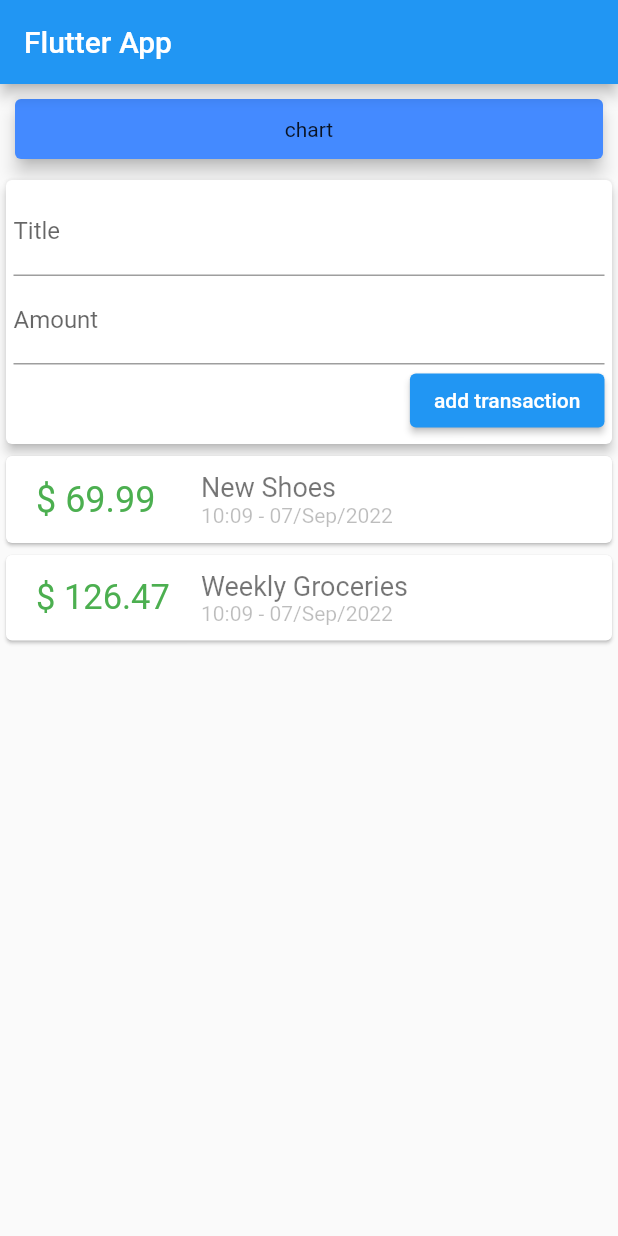
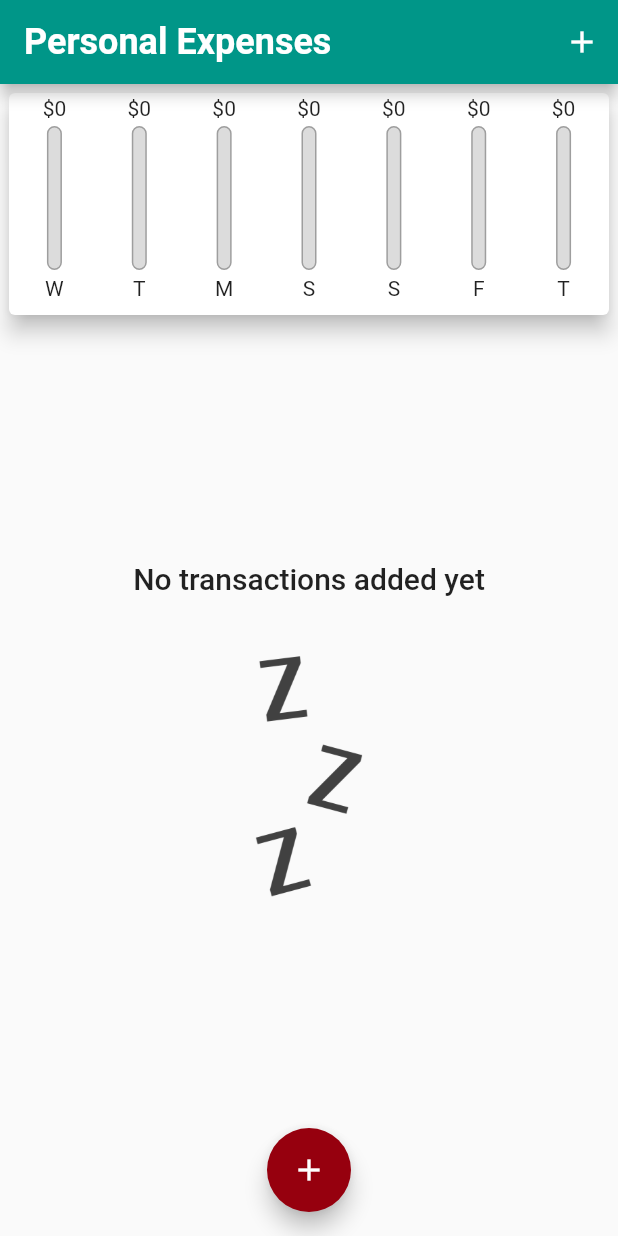
Before and after one commit to ArAmM7/personal_expenses_app, a Flutter app: the screen it shows after launch, on a phone screen of 412 x 824 dp. Run offline on Flutter 3.47's test engine with Material 2 defaults, Android fonts, the phone set to English and light mode, and no system bars; drawn by our look-alikes of auto_size_text; Roboto replaces fonts that are missing (SF).

Commit message:
added chart and improved UI

```diff
--- a/lib/main.dart
+++ b/lib/main.dart
@@ -1,6 +1,8 @@
 import 'package:flutter/material.dart';
 import 'package:personal_expenses_app/models/transaction.dart';
-import 'package:personal_expenses_app/widgets/user_transactions.dart';
+import 'package:personal_expenses_app/widgets/new_transactions.dart';
+import 'package:personal_expenses_app/widgets/transaction_list.dart';
+import 'package:personal_expenses_app/widgets/chart.dart';
 
 void main() {
   runApp(const MyApp());
@@ -21,38 +23,111 @@ class MyApp extends StatelessWidget {
         },
         child: MaterialApp(
           title: 'Personal Expenses',
-          home: MyHomePage(),
+          theme: ThemeData(
+              primarySwatch: Colors.teal,
+              fontFamily: 'SF',
+              appBarTheme: const AppBarTheme(
+                  titleTextStyle: TextStyle(
+                      fontFamily: 'SF',
+                      fontSize: 24,
+                      fontWeight: FontWeight.bold)),
+              colorScheme: const ColorScheme(
+                  brightness: Brightness.light,
+                  primary: Colors.teal,
+                  onPrimary: Colors.white,
+                  secondary: Color.fromRGBO(150, 0, 14, 1),
+                  onSecondary: Colors.white,
+                  error: Colors.deepOrange,
+                  onError: Colors.white,
+                  background: Colors.white70,
+                  onBackground: Colors.black87,
+                  surface: Colors.purple,
+                  onSurface: Colors.black87)),
+          home: const MyHomePage(),
         ));
   }
 }
 
-class MyHomePage extends StatelessWidget {
+class MyHomePage extends StatefulWidget {
+  const MyHomePage({super.key});
+
+  @override
+  State<MyHomePage> createState() => _MyHomePageState();
+}
+
+class _MyHomePageState extends State<MyHomePage> {
   List<Transaction> transactions = [];
 
-  MyHomePage({super.key});
+  final List<Transaction> _userTransactions = [
+    // Transaction(
+    //     id: 't1', title: 'New Shoes', amount: 69.99, date: DateTime.now()),
+    // Transaction(
+    //   id: 't2',
+    //   title: 'Weekly Groceries',
+    //   amount: 126.47,
+    //   date: DateTime.now(),
+    // ),
+    // Transaction(
+    //   id: 't2',
+    //   title: 'Rent',
+    //   amount: 450,
+    //   date: DateTime.now(),
+    // ),
+  ];
+
+  void _addNewTransaction(String title, double amount) {
+    final newTX = Transaction(
+        title: title,
+        amount: amount,
+        date: DateTime.now(),
+        id: DateTime.now().toString());
+
+    setState(() {
+      _userTransactions.add(newTX);
+    });
+  }
 
   @override
-  Widget build(BuildContext context) {
-    return Scaffold(
+  Widget build(BuildContext context) => Scaffold(
         appBar: AppBar(
-          title: const Text('Flutter App'),
+          actions: <Widget>[
+            IconButton(
+                onPressed: () => {_startAddNewTransaction(context)},
+                icon: const Icon(Icons.add)),
+          ],
+          title: const Text('Personal Expenses'),
         ),
         body: SingleChildScrollView(
           child: Column(
               mainAxisAlignment: MainAxisAlignment.start,
               crossAxisAlignment: CrossAxisAlignment.stretch,
               children: <Widget>[
-                Card(
-                    margin: const EdgeInsets.all(10),
-                    color: Colors.blueAccent,
-                    elevation: 5,
-                    child: Container(
-                        alignment: Alignment.center,
-                        height: 40,
-                        width: double.infinity,
-                        child: const Text('chart'))),
-                const UserTransactions(),
+                Container(
+                    alignment: Alignment.center,
+                    height: 160,
+                    width: double.infinity,
+                    child: Chart(_recentTransactions.toList())),
+                TransactionList(transactions: _userTransactions),
               ]),
-        ));
+        ),
+        floatingActionButtonLocation: FloatingActionButtonLocation.centerFloat,
+        floatingActionButton: FloatingActionButton(
+          onPressed: () => {_startAddNewTransaction(context)},
+          child: const Icon(Icons.add),
+        ),
+      );
+
+  Iterable<Transaction> get _recentTransactions {
+    return _userTransactions.where((element) =>
+        element.date.isAfter(DateTime.now().subtract(const Duration(days: 7))));
+  }
+
+  void _startAddNewTransaction(BuildContext context) {
+    showModalBottomSheet(
+      context: context,
+      builder: (_) {
+        return NewTransaction(_addNewTransaction);
+      },
+    );
   }
 }
--- /dev/null
+++ b/lib/widgets/chart.dart
@@ -0,0 +1,60 @@
+import 'package:flutter/material.dart';
+import 'package:personal_expenses_app/models/transaction.dart';
+import 'package:intl/intl.dart';
+import 'package:personal_expenses_app/widgets/chart_bar.dart';
+
+class Chart extends StatelessWidget {
+  final List<Transaction> recentTransactions;
+
+  const Chart(this.recentTransactions, {super.key});
+
+  List<Map<String, Object>> get groupedTransactionValues {
+    return List.generate(7, (index) {
+      final weekday = DateTime.now().subtract(
+        Duration(days: index),
+      );
+      double totalSum = 0;
+      for (var i = 0; i < recentTransactions.length; i++) {
+        if (weekday.day == recentTransactions[i].date.day &&
+            weekday.month == recentTransactions[i].date.month &&
+            weekday.year == recentTransactions[i].date.year) {
+          totalSum += recentTransactions[i].amount;
+        }
+      }
+      return {
+        'day': DateFormat.E().format(weekday).substring(0, 1),
+        'amount': totalSum
+      };
+    });
+  }
+
+  double get totalSpending {
+    return groupedTransactionValues.fold(0, (sum, item) {
+      return sum + (item['amount'] as double);
+    });
+  }
+
+  @override
+  Widget build(BuildContext context) {
+    return Card(
+        elevation: 6,
+        margin: const EdgeInsets.all(6),
+        child: Padding(
+          padding: const EdgeInsets.all(2),
+          child:
+              Row(mainAxisAlignment: MainAxisAlignment.spaceEvenly, children: [
+            ...groupedTransactionValues.map((data) {
+              return Flexible(
+                fit: FlexFit.tight,
+                child: ChartBar(
+                    label: data['day'].toString(),
+                    spendingAmount: (data['amount'] as double),
+                    spendingPctOfTotal: totalSpending == 0
+                        ? 0.0
+                        : (data['amount'] as double) / totalSpending),
+              );
+            }).toList()
+          ]),
+        ));
+  }
+}
--- /dev/null
+++ b/lib/widgets/chart_bar.dart
@@ -0,0 +1,50 @@
+import 'package:auto_size_text/auto_size_text.dart';
+import 'package:flutter/material.dart';
+
+class ChartBar extends StatelessWidget {
+  final String label;
+  final double spendingAmount;
+  final double spendingPctOfTotal;
+
+  const ChartBar(
+      {super.key,
+      required this.label,
+      required this.spendingAmount,
+      required this.spendingPctOfTotal});
+
+  @override
+  Widget build(BuildContext context) {
+    return Column(
+      children: [
+        FittedBox(
+          child: Text(
+            '\$${spendingAmount.toStringAsFixed(0)}',
+          ),
+        ),
+        const SizedBox(
+          height: 4,
+        ),
+        SizedBox(
+            height: 96,
+            width: 10,
+            child: Stack(children: [
+              Container(
+                  decoration: BoxDecoration(
+                      border: Border.all(color: Colors.grey, width: 1),
+                      color: const Color.fromRGBO(220, 220, 220, 1),
+                      borderRadius: BorderRadius.circular(10))),
+              FractionallySizedBox(
+                  heightFactor: spendingPctOfTotal,
+                  child: Container(
+                      decoration: BoxDecoration(
+                          color: Theme.of(context).primaryColor,
+                          borderRadius: BorderRadius.circular(10))))
+            ])),
+        const SizedBox(
+          height: 4,
+        ),
+        AutoSizeText(label),
+      ],
+    );
+  }
+}
--- a/lib/widgets/new_transactions.dart
+++ b/lib/widgets/new_transactions.dart
@@ -1,18 +1,25 @@
 import 'package:flutter/material.dart';
 import 'package:auto_size_text/auto_size_text.dart';
 
-class NewTransaction extends StatelessWidget {
-  final titleController = TextEditingController();
-  final amountController = TextEditingController();
+class NewTransaction extends StatefulWidget {
   final Function addTX;
 
-  NewTransaction(this.addTX, {super.key});
+  const NewTransaction(this.addTX, {super.key});
+
+  @override
+  State<NewTransaction> createState() => _NewTransactionState();
+}
+
+class _NewTransactionState extends State<NewTransaction> {
+  final titleController = TextEditingController();
+
+  final amountController = TextEditingController();
 
   @override
   Widget build(BuildContext context) {
     return Card(
         elevation: 3,
-        child: Container(
+        child: Padding(
           padding: const EdgeInsets.all(5),
           child: Column(
             crossAxisAlignment: CrossAxisAlignment.end,
@@ -22,21 +29,34 @@ class NewTransaction extends StatelessWidget {
                 enableSuggestions: true,
                 keyboardType: TextInputType.text,
                 decoration: const InputDecoration(labelText: 'Title'),
+                onSubmitted: (_) => submitData(),
               ),
               TextField(
-                  controller: amountController,
-                  //onChanged: (value) => {amountInput = value},
-                  keyboardType: const TextInputType.numberWithOptions(
-                      signed: false, decimal: true),
-                  decoration: const InputDecoration(labelText: 'Amount')),
+                controller: amountController,
+
+                //onChanged: (value) => {amountInput = value},
+                keyboardType: const TextInputType.numberWithOptions(
+                    signed: false, decimal: true),
+                decoration: const InputDecoration(labelText: 'Amount'),
+                onSubmitted: (_) => submitData(),
+              ),
               ElevatedButton(
-                  onPressed: () {
-                    addTX(titleController.text,
-                        double.parse(amountController.text));
-                  },
+                  onPressed: () => submitData(),
                   child: const AutoSizeText('add transaction')),
             ],
           ),
         ));
   }
+
+  void submitData() {
+    final enteredTitle = titleController.text;
+    final enteredAmount = double.parse(amountController.text);
+    if (enteredTitle.isEmpty || enteredAmount <= 0) {
+      return;
+    }
+    widget.addTX(enteredTitle, enteredAmount);
+    // titleController.clear();
+    // amountController.clear();
+    Navigator.of(context).pop();
+  }
 }
--- a/lib/widgets/transaction_list.dart
+++ b/lib/widgets/transaction_list.dart
@@ -1,7 +1,7 @@
 import '../models/transaction.dart';
 import 'package:flutter/material.dart';
 import 'package:intl/intl.dart';
-import 'package:auto_size_text/auto_size_text.dart';
+
 
 class TransactionList extends StatelessWidget {
   const TransactionList({
@@ -13,49 +13,68 @@ class TransactionList extends StatelessWidget {
 
   @override
   Widget build(BuildContext context) {
-    return Container(
-      height: 450,
-      child: ListView(
+    return SizedBox(
+      height: 540,
+      child: transactions.isEmpty
+          ? Column(
+              mainAxisAlignment: MainAxisAlignment.center,
               children: [
-          ...transactions.map((tx) {
+                Text('No transactions added yet',
+                    style: Theme.of(context).textTheme.titleLarge),
+                const SizedBox(
+                  height: 40,
+                ),
+                SizedBox(
+                    height: 160,
+                    child: Image.asset(
+                      'assets/images/waiting.png',
+                      fit: BoxFit.cover,
+                      isAntiAlias: true,
+                    )),
+              ],
+            )
+          : ListView.builder(
+              itemBuilder: (ctx, index) {
                 return Card(
-              elevation: 1,
+                  elevation: 2,
                   child: Row(
                     children: [
                       Container(
                         width: 100,
-                    margin:
-                        const EdgeInsets.symmetric(vertical: 10, horizontal: 15),
+                        margin: const EdgeInsets.symmetric(
+                            vertical: 10, horizontal: 15),
                         padding: const EdgeInsets.all(5),
                         // decoration: BoxDecoration(
                         //     border: Border.all(width: 1, color: Colors.greenAccent),
                         //     color: Colors.white60),
-                    child: AutoSizeText(
-                      maxLines: 1,
-                      '\$ ${tx.amount}',
-                      style: const TextStyle(fontSize: 24, color: Colors.green),
+                        child: FittedBox(
+                          child: Text(
+                            '\$ ${transactions[index].amount.toStringAsFixed(2)}',
+                            style: TextStyle(
+                                fontSize: 24,
+                                color: Theme.of(context).primaryColor),
+                          ),
                         ),
                       ),
                       Column(
                         crossAxisAlignment: CrossAxisAlignment.start,
                         children: [
-                      AutoSizeText(
-                        tx.title,
-                        style:
-                            const TextStyle(fontSize: 18, color: Colors.black54),
+                          Text(
+                            transactions[index].title,
+                            style: Theme.of(context).textTheme.headline6,
                           ),
-                      AutoSizeText(
-                        DateFormat('HH:MM - dd/MMM/yyyy').format(tx.date),
-                        style:
-                            const TextStyle(fontSize: 14, color: Colors.black26),
+                          Text(
+                            DateFormat('HH:MM - dd/MMM/yyyy')
+                                .format(transactions[index].date),
+                            style: Theme.of(context).textTheme.bodyMedium,
                           )
                         ],
                       )
                     ],
                   ),
                 );
-          }).toList(),
-        ],
+              },
+              itemCount: transactions.length,
             ),
     );
   }
--- a/lib/widgets/user_transactions.dart
+++ /dev/null
@@ -1,48 +0,0 @@
-import 'package:flutter/material.dart';
-import 'package:personal_expenses_app/widgets/transaction_list.dart';
-import '../models/transaction.dart';
-import 'new_transactions.dart';
-
-class UserTransactions extends StatefulWidget {
-  const UserTransactions({super.key});
-
-  @override
-  State<StatefulWidget> createState() {
-    return _UserTransaction();
-  }
-}
-
-class _UserTransaction extends State<UserTransactions> {
-  final List<Transaction> _userTransactions = [
-    Transaction(
-        id: 't1', title: 'New Shoes', amount: 69.99, date: DateTime.now()),
-    Transaction(
-      id: 't2',
-      title: 'Weekly Groceries',
-      amount: 126.47,
-      date: DateTime.now(),
-    )
-  ];
-
-  void _addNewTransaction(String title, double amount) {
-    final newTX = Transaction(
-        title: title,
-        amount: amount,
-        date: DateTime.now(),
-        id: DateTime.now().toString());
-
-    setState(() {
-      _userTransactions.add(newTX);
-    });
-  }
-
-  @override
-  Widget build(BuildContext context) {
-    return Column(
-      children: [
-        NewTransaction(_addNewTransaction),
-        TransactionList(transactions: _userTransactions)
-      ],
-    );
-  }
-}
```
Also changed, not shown: pubspec.yaml (+13 -13 lines), assets/images/waiting.png (added), 3 other files. Lines whose indentation alone changed are shown as unchanged.
